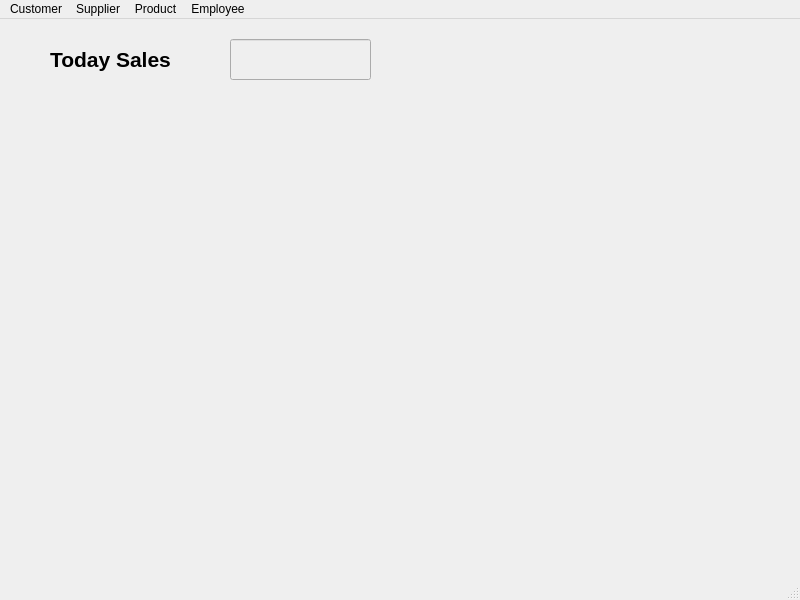
Qt form Customer/Dashboard.ui (MalikTalha03/Sufi-Traders-DB) before a commit.
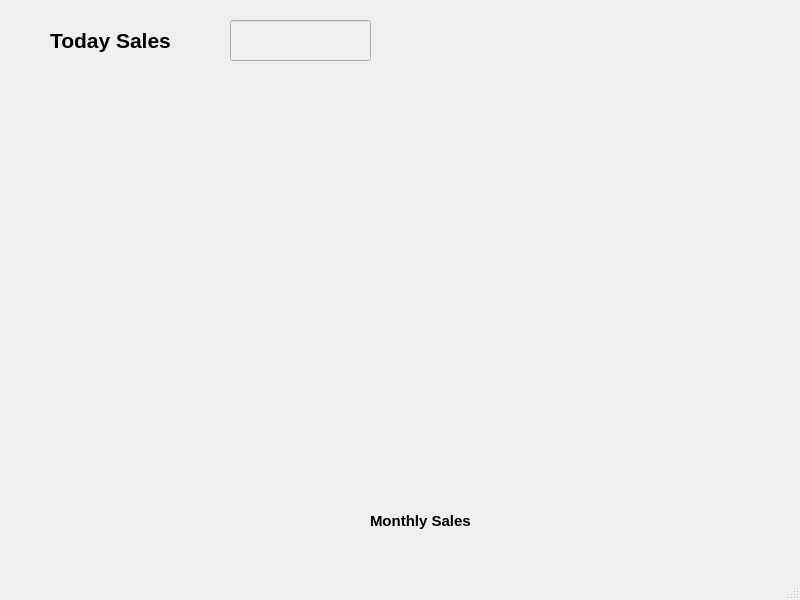
The same form after that commit.

Patch:
```diff
--- a/Customer/Dashboard.ui
+++ b/Customer/Dashboard.ui
@@ -36,10 +36,10 @@
    <widget class="QWidget" name="widget" native="true">
     <property name="geometry">
      <rect>
-      <x>40</x>
+      <x>20</x>
       <y>80</y>
-      <width>691</width>
-      <height>331</height>
+      <width>751</width>
+      <height>421</height>
      </rect>
     </property>
    </widget>
@@ -56,57 +56,27 @@
      </rect>
     </property>
    </widget>
-  </widget>
-  <widget class="QMenuBar" name="menubar">
-   <property name="geometry">
-    <rect>
-     <x>0</x>
-     <y>0</y>
-     <width>800</width>
-     <height>22</height>
-    </rect>
-   </property>
-   <widget class="QMenu" name="menuCustomer">
-    <property name="title">
-     <string>Customer</string>
+   <widget class="QLabel" name="label_2">
+    <property name="geometry">
+     <rect>
+      <x>370</x>
+      <y>510</y>
+      <width>101</width>
+      <height>21</height>
+     </rect>
     </property>
-    <addaction name="actionNew_Order"/>
-    <addaction name="actionGet_Paid"/>
-    <addaction name="actionFind_Order"/>
-    <addaction name="actionUpdate_Customer"/>
-    <addaction name="actionGet_All_Orders"/>
-   </widget>
-   <widget class="QMenu" name="menuSupplier">
-    <property name="title">
-     <string>Supplier</string>
+    <property name="font">
+     <font>
+      <pointsize>11</pointsize>
+      <bold>true</bold>
+     </font>
     </property>
-    <addaction name="actionNew_Order_2"/>
-    <addaction name="actionPay_Supplier"/>
-    <addaction name="actionFind_Supplier"/>
-    <addaction name="actionUpdate_details"/>
-    <addaction name="actionAll_Orderd"/>
-    <addaction name="actionFind_Order_2"/>
-   </widget>
-   <widget class="QMenu" name="menuProduct">
-    <property name="title">
-     <string>Product</string>
+    <property name="text">
+     <string>Monthly Sales</string>
     </property>
     <addaction name="actionInventory"/>
     <addaction name="actionAdd_Category"/>
    </widget>
-   <widget class="QMenu" name="menuEmployee">
-    <property name="title">
-     <string>Employee</string>
-    </property>
-    <addaction name="actionAdd"/>
-    <addaction name="actionCheck_Details"/>
-    <addaction name="actionUpdate_Details"/>
-    <addaction name="actionDelete"/>
-   </widget>
-   <addaction name="menuCustomer"/>
-   <addaction name="menuSupplier"/>
-   <addaction name="menuProduct"/>
-   <addaction name="menuEmployee"/>
   </widget>
   <widget class="QStatusBar" name="statusbar"/>
   <action name="actionNew_Order">
```
Left out of the diff: 2 changed lines with no effect on the pictures.
